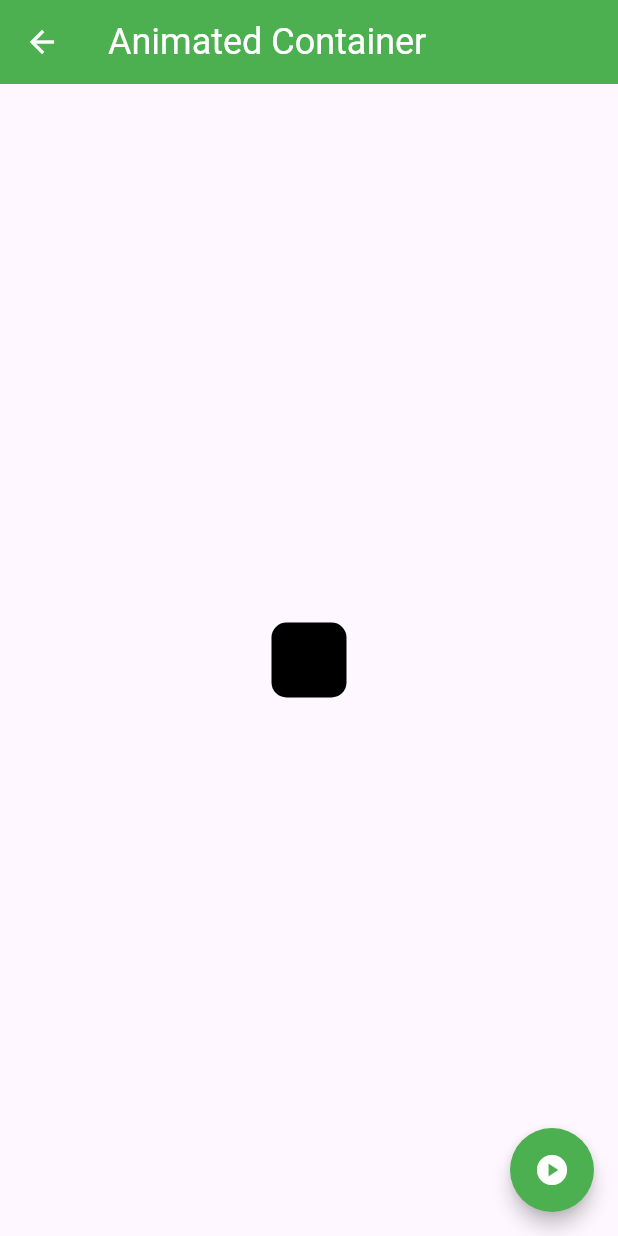
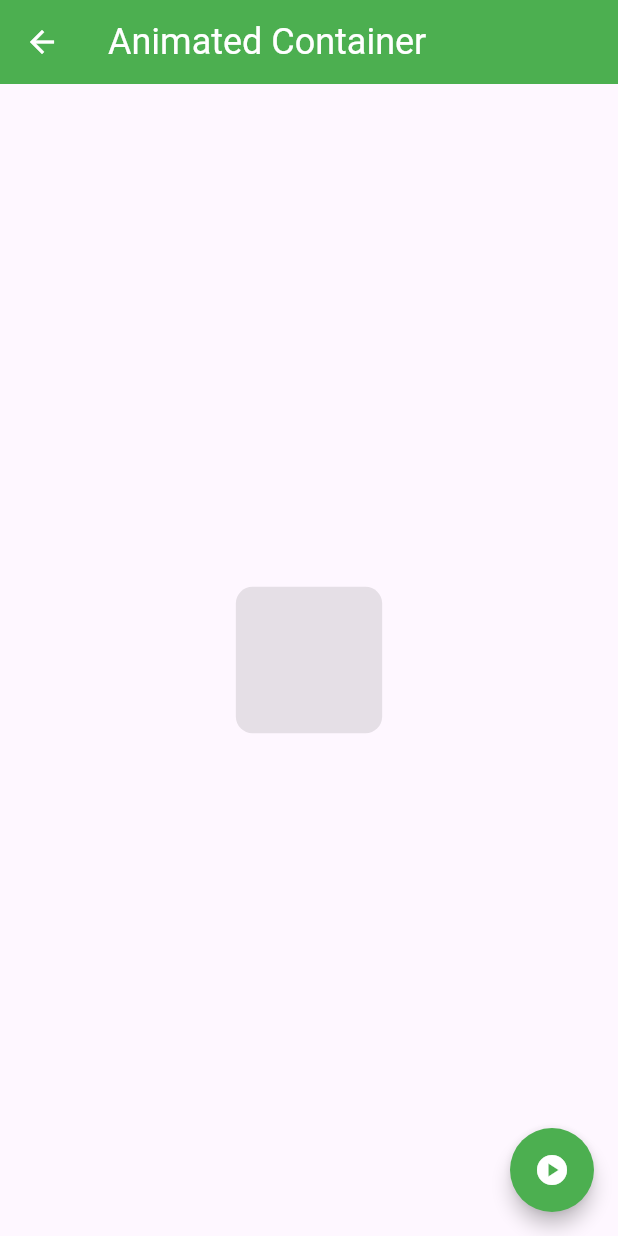
Before and after one commit to The-Crow-n/fl_components, a Flutter app: the AnimatedScreen screen opened by its route, after a tap on the "play circle" icon, on a phone screen of 412 x 824 dp. Run offline on Flutter 3.47's test engine with Material 3 defaults, Android fonts, the phone set to English and light mode, and no system bars.

Commit message:
animated_screen.dart

```diff
--- a/lib/screens/animated_screen.dart
+++ b/lib/screens/animated_screen.dart
@@ -1,4 +1,5 @@
 import 'package:flutter/material.dart';
+import 'dart:math';
 
 class AnimatedScreen extends StatefulWidget {
   const AnimatedScreen({Key? key}) : super(key: key);
@@ -13,6 +14,13 @@ class _AnimatedScreenState extends State<AnimatedScreen> {
   Color _color = Colors.black;
   BorderRadius _borderRadius = BorderRadius.circular(10);
 
+  // Correcting the lambda functions to return proper values.
+  int _intAleatorio(int minimo, int maximo) =>
+      Random().nextInt(maximo - minimo + 1) + minimo;
+
+  double _doubleAleatorio(double minimo, double maximo) =>
+      Random().nextDouble() * (maximo - minimo) + minimo;
+
   @override
   Widget build(BuildContext context) {
     return Scaffold(
@@ -20,17 +28,27 @@ class _AnimatedScreenState extends State<AnimatedScreen> {
         title: Text('Animated Container'),
       ),
       body: Center(
-        child: Container(
+        child: AnimatedContainer(
+          duration: const Duration(seconds: 1), // Added animation duration
           width: _width,
           height: _height,
-          decoration: BoxDecoration(
-              color: _color, borderRadius: _borderRadius),
+          decoration: BoxDecoration(color: _color, borderRadius: _borderRadius),
         ),
       ),
       floatingActionButton: FloatingActionButton(
         child: const Icon(Icons.play_circle),
-        onPressed: (){
-
+        onPressed: () {
+          setState(() {
+            _width = _doubleAleatorio(60, 400);
+            _height = _doubleAleatorio(60, 400);
+            _borderRadius = BorderRadius.circular(_doubleAleatorio(0, 100));
+            _color = Color.fromARGB(
+              _intAleatorio(0, 255),
+              _intAleatorio(0, 255),
+              _intAleatorio(0, 255),
+              _intAleatorio(0, 255),
+            );
+          });
         },
       ),
     );
```
